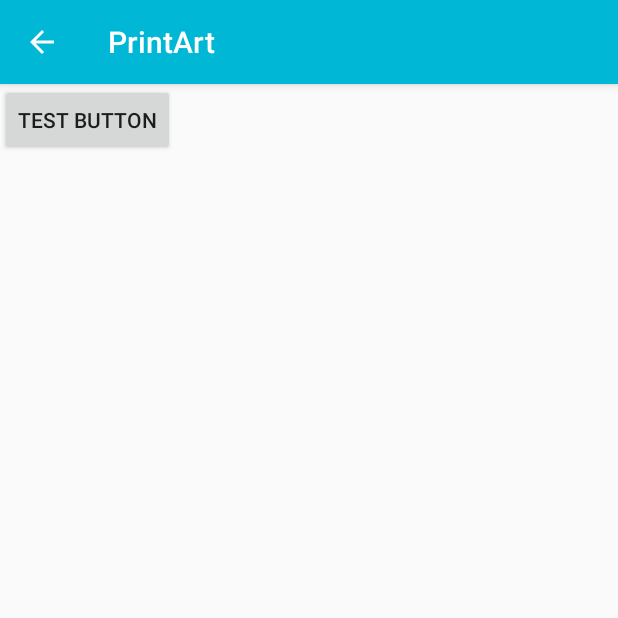
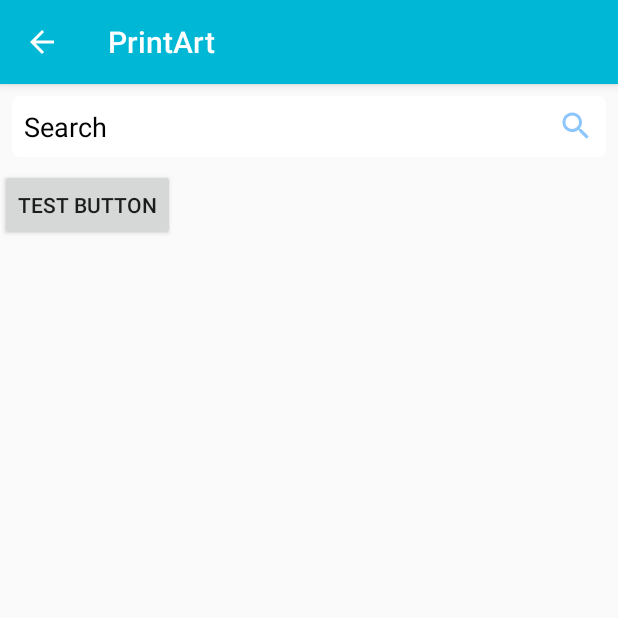
Before and after one commit to KimonnAravind/PrintArt, an Android app: the MainActivity screen opened directly, with no data from a screen before it, on a phone screen of 412 x 824 dp, the top half of it. Run offline under Robolectric (Android 15) with nearby library versions, the phone set to English and light mode, and no system bars; our stand-ins replace Firebase (no records; nobody signed in at launch, a user with empty details on screens opened directly).

Commit message:
git commit -m "PrintArt2/16/2020"

```diff
--- a/app/src/main/res/layout/activity_main.xml
+++ b/app/src/main/res/layout/activity_main.xml
@@ -3,18 +3,39 @@
     xmlns:app="http://schemas.android.com/apk/res-auto"
     xmlns:tools="http://schemas.android.com/tools"
     android:layout_width="match_parent"
+    android:layout_height="match_parent"
+    tools:context=".MainActivity">
 
-    android:layout_height="match_parent"
+    <LinearLayout
+        android:layout_width="match_parent"
+        android:layout_height="match_parent"
+        android:orientation="vertical"
+        >
+    <com.google.android.material.textfield.TextInputEditText
+        android:layout_width="match_parent"
+        android:layout_height="wrap_content"
+        android:layout_marginTop="15dp"
+        android:background="@drawable/button"
+        android:drawableEnd="@drawable/sicon"
+        android:layout_margin="@dimen/nav_header_vertical_spacing"
+        android:hint="@string/search"
+        android:inputType="text"
+        android:padding="8dp"
+        android:textColor="@android:color/black"
+        android:textColorHint="@android:color/black"
+        app:layout_constraintEnd_toEndOf="parent"
+         />
 
-    tools:context=".MainActivity">
-    <Button
-        android:layout_width="wrap_content"
-        android:layout_height="wrap_content"
-        android:layout_alignParentStart="true"
-        android:layout_alignParentTop="true"
-        android:id="@+id/button"
-        android:layout_marginStart="134dp"
-        android:layout_marginTop="67dp"
-        android:text="Test Button" />
+        <Button
+            android:id="@+id/button"
+            android:layout_width="wrap_content"
+            android:layout_height="wrap_content"
+            android:layout_alignParentStart="false"
+            android:layout_alignParentTop="false"
+            android:text="Test Button"
+
+            app:layout_constraintEnd_toEndOf="parent"
+            app:layout_constraintStart_toStartOf="parent" />
+    </LinearLayout>
 
 </androidx.constraintlayout.widget.ConstraintLayout>
--- a/app/src/main/res/layout/app_bar_home.xml
+++ b/app/src/main/res/layout/app_bar_home.xml
@@ -80,7 +80,7 @@
             android:background="@color/flp"
             app:itemIconTint="@android:color/black"
             app:itemTextColor="@android:color/black"
-            app:menu="@menu/home" />
+            app:menu="@menu/bottomappbar" />
 
     </FrameLayout>
 
```
Also changed, not shown: app/src/main/AndroidManifest.xml (+2 -6 lines), app/src/main/java/com/assigned/printart/HomeActivity.java (+6 -1 lines), app/src/main/res/menu/bottomappbar.xml (renamed from app/src/main/res/layout/productpageviewer.xml, +9 -18 lines).
